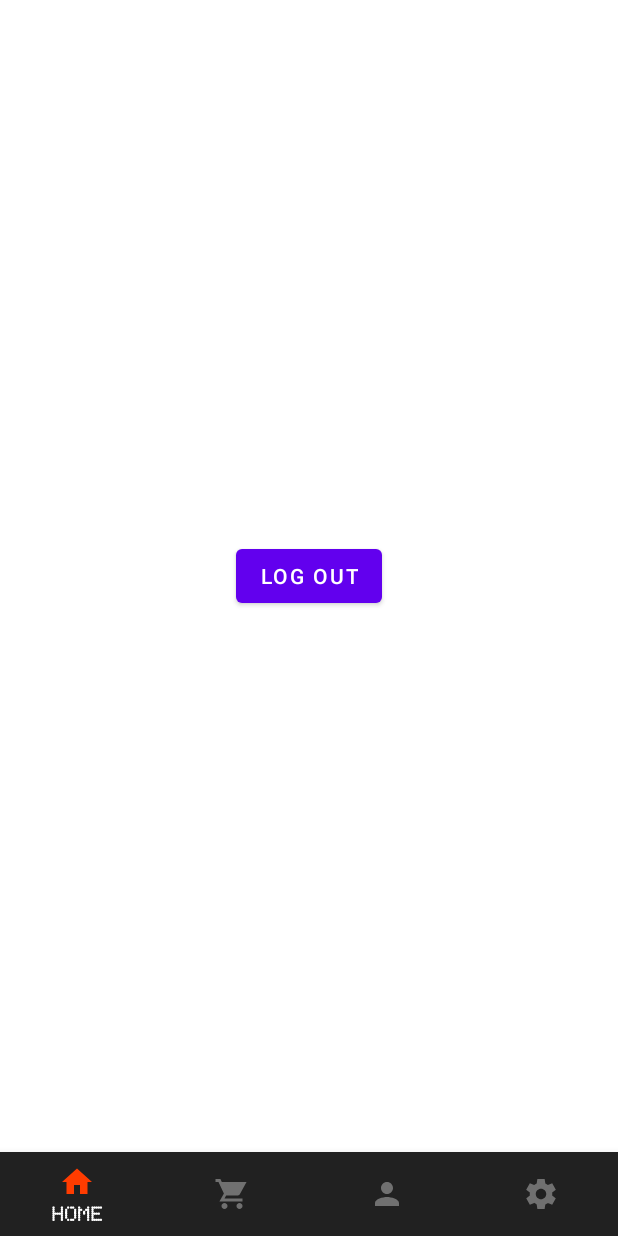
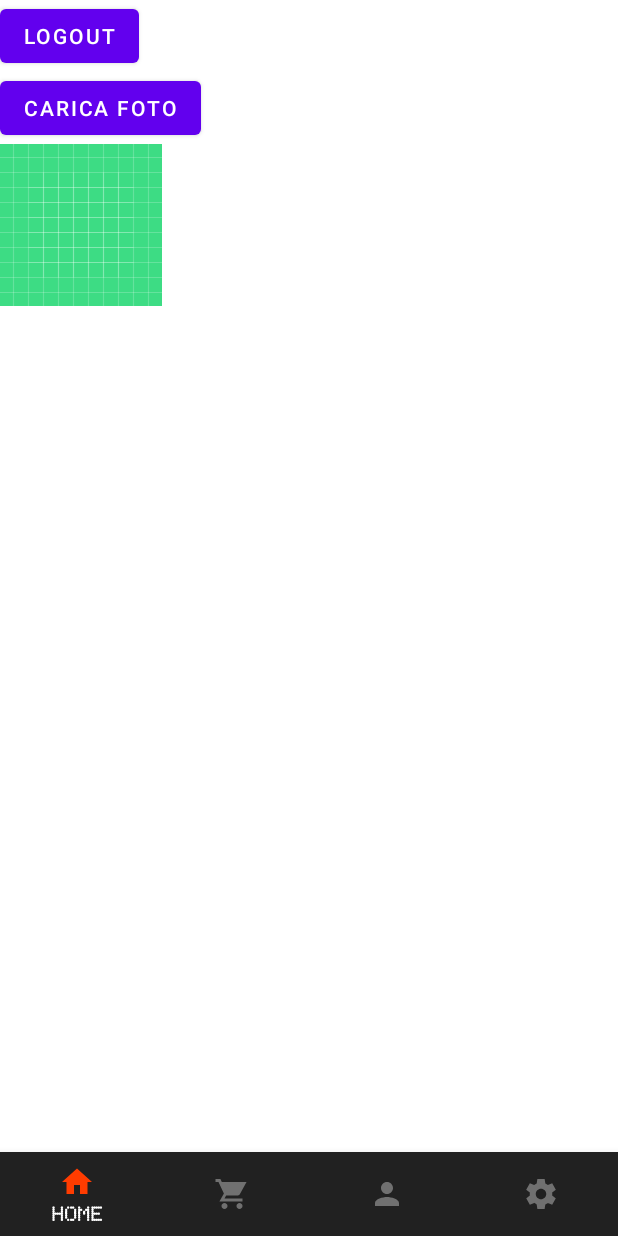
Before and after one commit to dqvid3/Nome_Progetto, an Android app: the HomeActivity screen opened directly, with no data from a screen before it, on a phone screen of 412 x 824 dp. Run offline under Robolectric (Android 15) with nearby library versions, the light colour scheme and no system bars.

Commit message:
aggiunto un fragment per la home

```diff
--- /dev/null
+++ b/app/src/main/java/com/progetto/nomeprogetto/Fragments/HomeFragment.kt
@@ -0,0 +1,56 @@
+package com.progetto.nomeprogetto.Fragments
+
+import android.app.Activity
+import android.content.Context
+import android.content.Intent
+import android.graphics.BitmapFactory
+import android.os.Bundle
+import android.provider.MediaStore
+import androidx.fragment.app.Fragment
+import android.view.LayoutInflater
+import android.view.View
+import android.view.ViewGroup
+import androidx.activity.result.contract.ActivityResultContracts
+import com.progetto.nomeprogetto.R
+import com.progetto.nomeprogetto.SplashScreenActivity
+import com.progetto.nomeprogetto.databinding.FragmentHomeBinding
+
+class HomeFragment : Fragment() {
+
+    private lateinit var binding: FragmentHomeBinding
+
+    private val someActivityResultContract = registerForActivityResult(ActivityResultContracts.StartActivityForResult()) { result ->
+        if (result.resultCode == Activity.RESULT_OK) {
+            val data: Intent? = result.data
+            val imageUri = data?.data
+            imageUri?.let {
+                val inputStream = requireContext().contentResolver.openInputStream(it)
+                val bitmap = BitmapFactory.decodeStream(inputStream)
+                binding.imageView.setImageBitmap(bitmap)
+            }
+        }
+    }
+
+    override fun onCreateView(
+        inflater: LayoutInflater, container: ViewGroup?,
+        savedInstanceState: Bundle?
+    ): View? {
+        binding = FragmentHomeBinding.inflate(inflater)
+
+        binding.logoutButton.setOnClickListener{
+            val sharedPref = requireContext().getSharedPreferences(getString(R.string.preference_file_key), Context.MODE_PRIVATE)
+            val editor = sharedPref.edit()
+            editor.putBoolean("IS_LOGGED_IN", false)
+            editor.apply()
+            val i = Intent(requireContext(), SplashScreenActivity::class.java)
+            startActivity(i)
+        }
+
+        binding.uploadPicture.setOnClickListener{
+            val intent = Intent(Intent.ACTION_PICK, MediaStore.Images.Media.EXTERNAL_CONTENT_URI)
+            someActivityResultContract.launch(intent)
+        }
+
+        return binding.root
+    }
+}
--- a/app/src/main/java/com/progetto/nomeprogetto/Fragments/RegisterFragment.kt
+++ b/app/src/main/java/com/progetto/nomeprogetto/Fragments/RegisterFragment.kt
@@ -1,15 +1,11 @@
 package com.progetto.nomeprogetto.Fragments
 
-import android.content.Intent
 import android.os.Bundle
 import androidx.fragment.app.Fragment
 import android.view.LayoutInflater
 import android.view.View
 import android.view.ViewGroup
-import com.progetto.nomeprogetto.HomeActivity
-import com.progetto.nomeprogetto.LoginRegisterActivity
 import com.progetto.nomeprogetto.R
-import com.progetto.nomeprogetto.databinding.ActivityLoginRegisterBinding
 import com.progetto.nomeprogetto.databinding.FragmentRegisterBinding
 
 
--- a/app/src/main/java/com/progetto/nomeprogetto/HomeActivity.kt
+++ b/app/src/main/java/com/progetto/nomeprogetto/HomeActivity.kt
@@ -1,46 +1,38 @@
 package com.progetto.nomeprogetto
 
-import android.content.Context
-import android.content.Intent
 import android.os.Bundle
-import android.widget.SearchView
 import androidx.appcompat.app.AppCompatActivity
 import androidx.fragment.app.Fragment
 import com.progetto.nomeprogetto.Fragments.AccountFragment
 import com.progetto.nomeprogetto.Fragments.CartFragment
+import com.progetto.nomeprogetto.Fragments.HomeFragment
 import com.progetto.nomeprogetto.Fragments.SettingsFragment
 import com.progetto.nomeprogetto.databinding.ActivityHomeBinding
 
 class HomeActivity : AppCompatActivity() {
 
     private lateinit var binding: ActivityHomeBinding
+
     override fun onCreate(savedInstanceState: Bundle?) {
         super.onCreate(savedInstanceState)
         binding = ActivityHomeBinding.inflate(layoutInflater)
         setContentView(binding.root)
 
+        openFragment(HomeFragment())
+
         bottomNavigationSetUp()
-
-        binding.logoutButton.setOnClickListener{
-            val sharedPref = getSharedPreferences(getString(R.string.preference_file_key), Context.MODE_PRIVATE)
-            val editor = sharedPref.edit()
-            editor.putBoolean("IS_LOGGED_IN", false)
-            editor.apply()
-            val i = Intent(this, SplashScreenActivity::class.java)
-            startActivity(i)
-        }
     }
 
     private fun openFragment(fragment: Fragment){
         val manager = supportFragmentManager
         val transaction = manager.beginTransaction()
-        transaction.replace(binding.fragmentContainer.id,fragment)
+        transaction.replace(binding.homeFragmentContainer.id,fragment)
         transaction.commit()
     }
 
     private fun closeFragment(){
         val manager = supportFragmentManager
-        val fragment = manager.findFragmentById(binding.fragmentContainer.id)
+        val fragment = manager.findFragmentById(binding.homeFragmentContainer.id)
         if(fragment != null){
             val transaction = manager.beginTransaction()
             transaction.remove(fragment)
--- a/app/src/main/java/com/progetto/nomeprogetto/LoginRegisterActivity.kt
+++ b/app/src/main/java/com/progetto/nomeprogetto/LoginRegisterActivity.kt
@@ -1,13 +1,9 @@
 package com.progetto.nomeprogetto
 
-import android.content.Context
-import android.content.Intent
 import androidx.appcompat.app.AppCompatActivity
 import android.os.Bundle
-import android.view.View
 import androidx.fragment.app.Fragment
 import com.progetto.nomeprogetto.Fragments.LoginFragment
-import com.progetto.nomeprogetto.Fragments.RegisterFragment
 import com.progetto.nomeprogetto.databinding.ActivityLoginRegisterBinding
 
 class LoginRegisterActivity : AppCompatActivity() {
--- a/app/src/main/res/layout/activity_home.xml
+++ b/app/src/main/res/layout/activity_home.xml
@@ -1,13 +1,11 @@
 <?xml version="1.0" encoding="utf-8"?>
-<!-- Activity content -->
 <androidx.constraintlayout.widget.ConstraintLayout xmlns:android="http://schemas.android.com/apk/res/android"
     xmlns:app="http://schemas.android.com/apk/res-auto"
-    xmlns:tools="http://schemas.android.com/tools"
     android:layout_width="match_parent"
     android:layout_height="match_parent">
 
     <FrameLayout
-        android:id="@+id/fragment_container"
+        android:id="@+id/home_fragment_container"
         android:layout_width="match_parent"
         android:layout_height="0dp"
         app:layout_constraintBottom_toTopOf="@+id/bottom_navigation"
@@ -31,16 +29,4 @@
         app:layout_constraintStart_toStartOf="parent"
         app:menu="@menu/bottom_navigation" />
 
-    <Button
-        android:id="@+id/logoutButton"
-        android:layout_width="wrap_content"
-        android:layout_height="wrap_content"
-        android:text="Log out"
-        app:layout_constraintBottom_toTopOf="@+id/bottom_navigation"
-        app:layout_constraintEnd_toEndOf="parent"
-        app:layout_constraintHorizontal_bias="0.5"
-        app:layout_constraintStart_toStartOf="parent"
-        app:layout_constraintTop_toTopOf="parent" />
-
-
 </androidx.constraintlayout.widget.ConstraintLayout>
--- /dev/null
+++ b/app/src/main/res/layout/fragment_home.xml
@@ -0,0 +1,25 @@
+<?xml version="1.0" encoding="utf-8"?>
+<LinearLayout xmlns:android="http://schemas.android.com/apk/res/android"
+    android:layout_width="match_parent"
+    android:layout_height="match_parent"
+    android:orientation="vertical">
+
+    <Button
+        android:id="@+id/logoutButton"
+        android:layout_width="wrap_content"
+        android:layout_height="wrap_content"
+        android:text="Logout" />
+
+    <Button
+        android:id="@+id/uploadPicture"
+        android:layout_width="wrap_content"
+        android:layout_height="wrap_content"
+        android:text="Carica foto"/>
+
+    <ImageView
+        android:id="@+id/imageView"
+        android:layout_width="wrap_content"
+        android:layout_height="wrap_content"
+        android:src="@drawable/ic_launcher_background"/>
+
+</LinearLayout>
```
Also changed, not shown: 2 other files.
